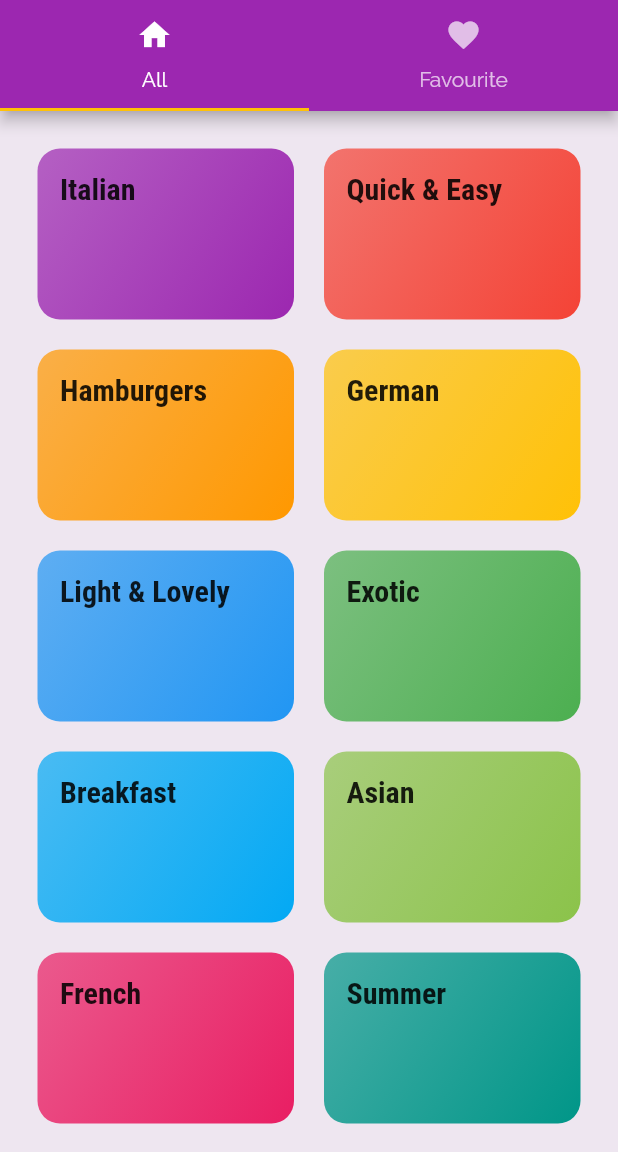
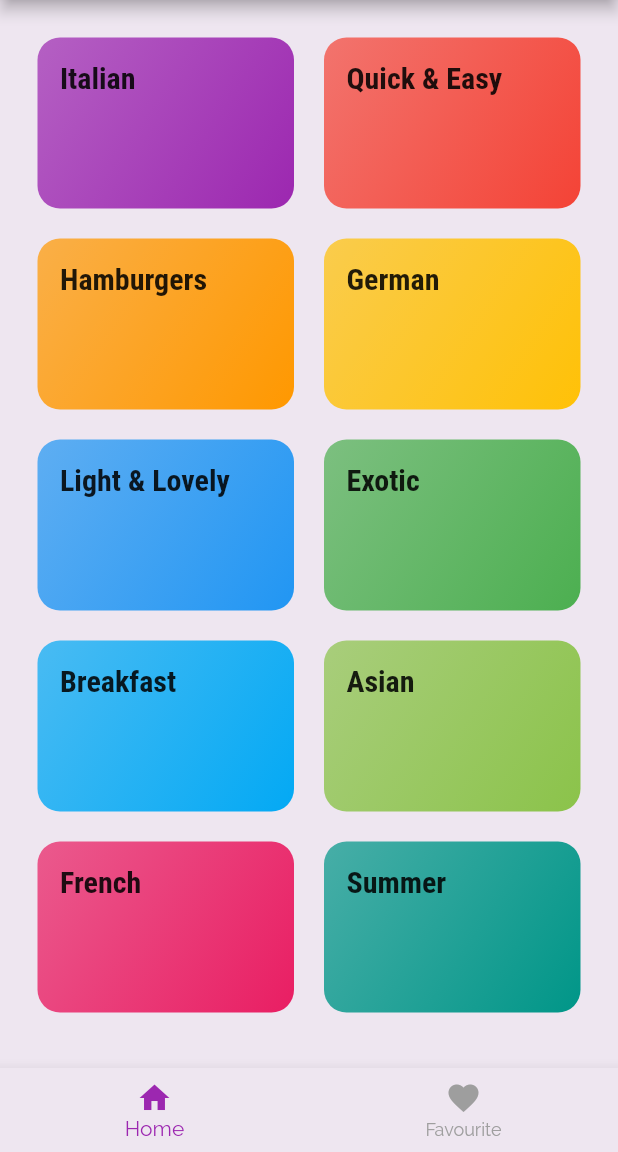
Before and after one commit to Alpha2Chris14/mealApp, a Flutter app: the screen it shows after launch, on a phone screen of 412 x 824 dp, the part 84-1236 px from its top. Run offline on Flutter 3.47's test engine with Material 2 defaults, Android fonts, the phone set to English and light mode, and no system bars.

Commit message:
added bottom navigation to app

```diff
--- a/lib/screens/tab_screen.dart
+++ b/lib/screens/tab_screen.dart
@@ -11,25 +11,34 @@ class TabScreen extends StatefulWidget {
 }
 
 class _TabScreenState extends State<TabScreen> {
+  List<Map<String, Object>> tabScreen = [
+    {"title": "DeliMeal", "page": const CategoriesScreen()},
+    {"title": "DeliMeal", "page": const Favourite()},
+  ];
+  int _tabSelected = 0;
+  void _selectedTab(index) {
+    setState(() {
+      _tabSelected = index;
+    });
+  }
+
   @override
   Widget build(BuildContext context) {
-    return DefaultTabController(
-      length: 2,
-      child: Scaffold(
-        appBar: AppBar(
-          title: const Text("DeliMeal"),
-          bottom: const TabBar(tabs: [
-            Tab(
-              icon: Icon(Icons.home),
-              text: "All",
-            ),
-            Tab(
-              icon: Icon(Icons.favorite),
-              text: "Favourite",
-            )
-          ]),
-        ),
-        body: const TabBarView(children: [CategoriesScreen(), Favourite()]),
+    return Scaffold(
+      appBar: AppBar(
+        title: Text(tabScreen[_tabSelected]["title"] as String),
+      ),
+      body: tabScreen[_tabSelected]["page"] as Widget,
+      bottomNavigationBar: BottomNavigationBar(
+        currentIndex: _tabSelected,
+        unselectedItemColor: Colors.grey,
+        selectedItemColor: Colors.purple,
+        onTap: _selectedTab,
+        items: const [
+          BottomNavigationBarItem(icon: Icon(Icons.home), label: "Home"),
+          BottomNavigationBarItem(
+              icon: Icon(Icons.favorite), label: "Favourite"),
+        ],
       ),
     );
   }
```
